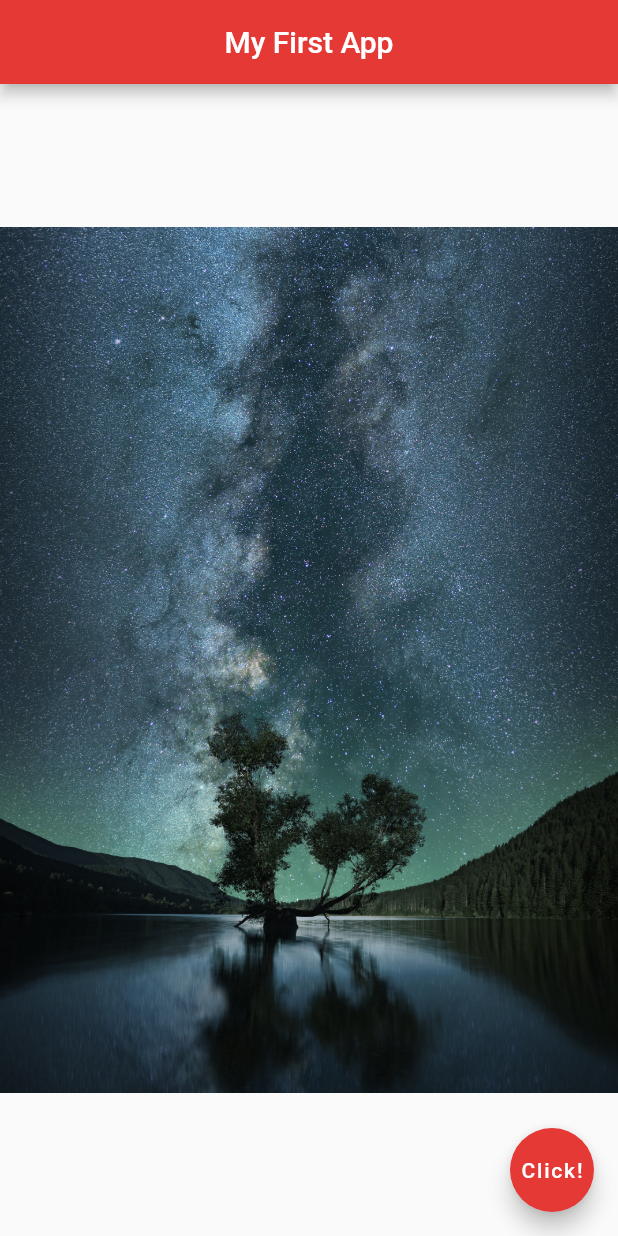
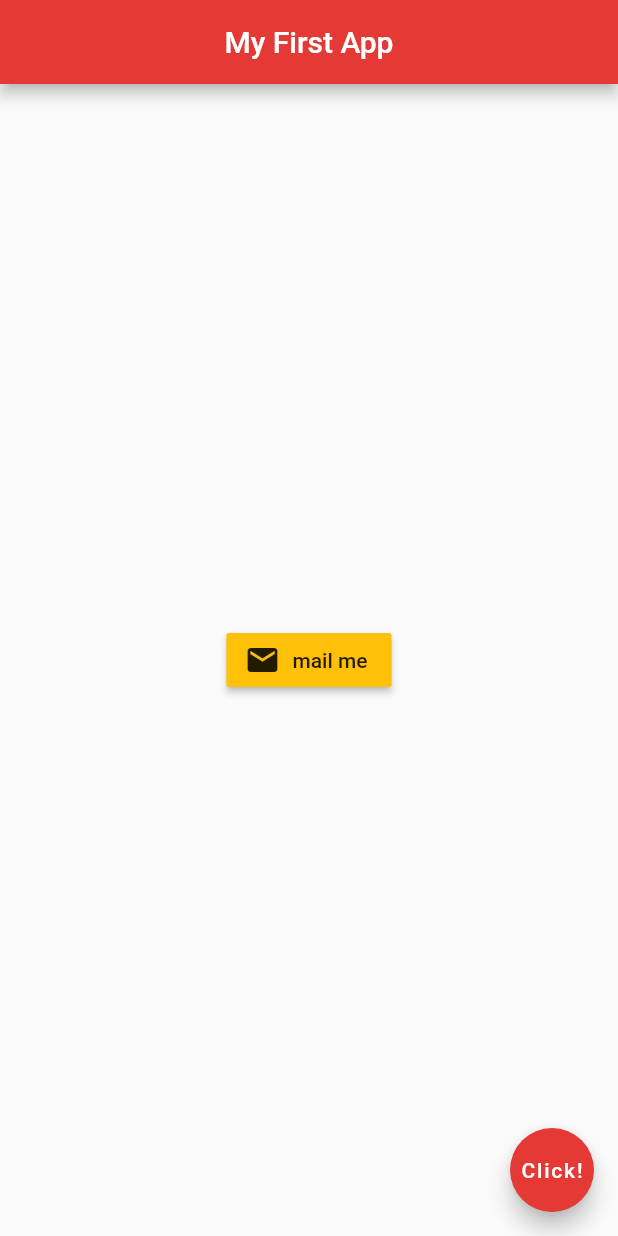
Before and after one commit to mishkatmustafid/flutter-project, a Flutter app: the screen it shows after launch, on a phone screen of 412 x 824 dp. Run offline on Flutter 3.47's test engine with Material 2 defaults, Android fonts, the phone set to English and light mode, and no system bars.

Commit message:
Added a raisebutton with icon

```diff
--- a/flutter_app/lib/main.dart
+++ b/flutter_app/lib/main.dart
@@ -14,7 +14,14 @@ class Home extends StatelessWidget {
         backgroundColor: Colors.red[600],
       ),
       body: Center(
-        child: Image.asset('assets/space03.jpg')
+        child: RaisedButton.icon(
+          onPressed: () {},
+          icon: Icon(
+            Icons.mail
+          ),
+          label: Text('mail me'),
+          color: Colors.amber,
+        )
       ),
       floatingActionButton:FloatingActionButton(
         onPressed: (){},
```
